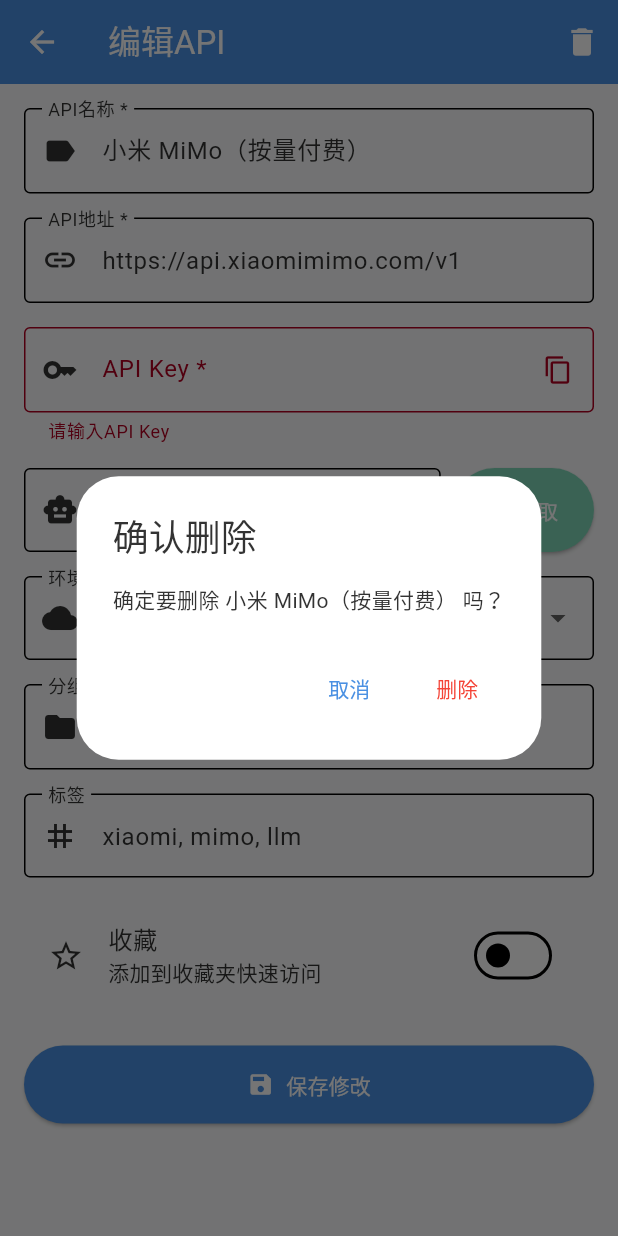
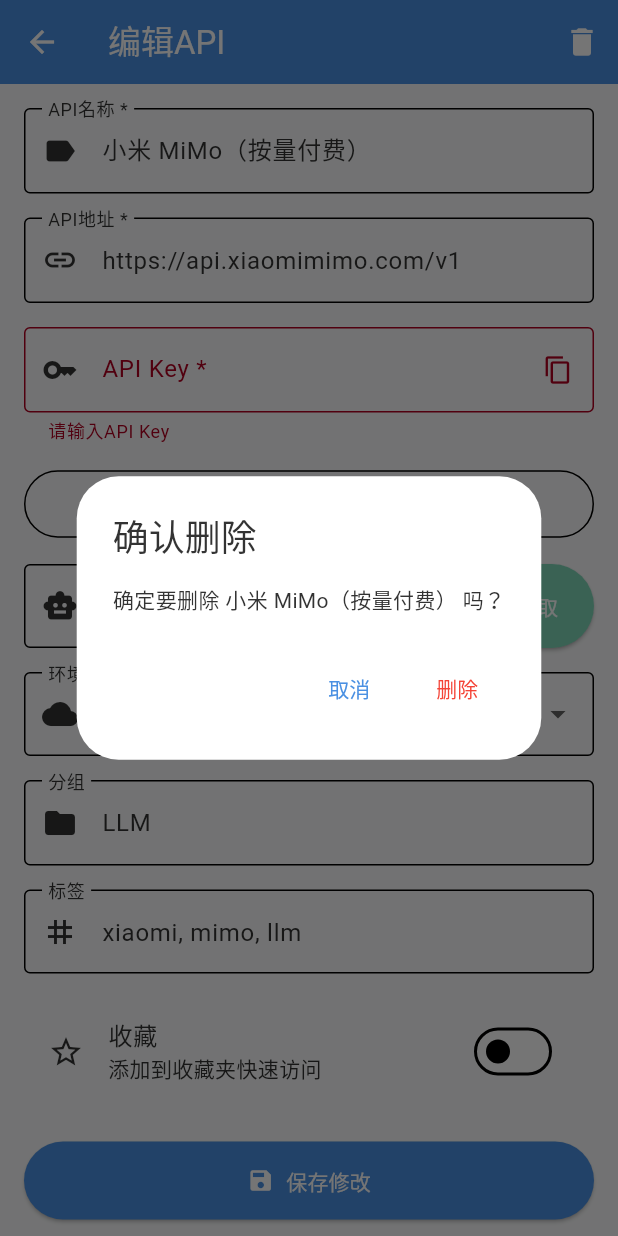
Before and after one commit to yuelangmanle/Apilot, a Flutter app: the ApiFormScreen screen opened directly with sample values from the repository, after a tap on "保存修改", after a tap on the "delete" icon, on a phone screen of 412 x 824 dp. Run offline on Flutter 3.47's test engine with Material 3 defaults, Android fonts, the phone set to English and light mode, and no system bars; our stand-ins replace package_info_plus, qr_flutter, sqflite; accounts and stored records are empty.

Commit message:
fix: 彻底修复获取模型和列表刷新问题
- 重写ApiService，添加API验证功能
- 重写ApiFormScreen，使用Provider中的DatabaseService
- 修复列表刷新：使用provider.addApiConfig/updateApiConfig
- 添加验证API按钮，可检测API是否有效
- 24个测试全部通过

```diff
--- a/lib/features/api_management/screens/api_form_screen.dart
+++ b/lib/features/api_management/screens/api_form_screen.dart
@@ -1,10 +1,11 @@
 import 'package:flutter/material.dart';
 import 'package:flutter/services.dart';
+import 'package:provider/provider.dart';
 import 'package:uuid/uuid.dart';
 import '../../../core/models/api_config.dart';
-import '../../../core/services/database_service.dart';
 import '../../../core/services/api_service.dart';
 import '../../../shared/theme/color_scheme.dart';
+import '../providers/api_provider.dart';
 
 class ApiFormScreen extends StatefulWidget {
   final ApiConfig? apiConfig;
@@ -27,6 +28,8 @@
   bool _isFavorite = false;
   bool _isLoading = false;
   bool _isFetchingModels = false;
+  bool _isValidating = false;
+  String _validationStatus = '';
 
   @override
   void initState() {
@@ -142,6 +145,62 @@
                       },
                     ),
                     const SizedBox(height: 16),
+                    // 验证API按钮
+                    SizedBox(
+                      width: double.infinity,
+                      child: OutlinedButton.icon(
+                        onPressed: _isValidating ? null : _validateApi,
+                        icon: _isValidating
+                          ? const SizedBox(width: 16, height: 16, child: CircularProgressIndicator(strokeWidth: 2))
+                          : const Icon(Icons.verified, size: 18),
+                        label: Text(_isValidating ? '验证中...' : '验证API'),
+                        style: OutlinedButton.styleFrom(
+                          padding: const EdgeInsets.symmetric(vertical: 12),
+                        ),
+                      ),
+                    ),
+                    if (_validationStatus.isNotEmpty) ...[
+                      const SizedBox(height: 8),
+                      Container(
+                        padding: const EdgeInsets.all(12),
+                        decoration: BoxDecoration(
+                          color: _validationStatus.contains('有效') || _validationStatus.contains('成功')
+                            ? AppColors.success.withOpacity(0.1)
+                            : AppColors.error.withOpacity(0.1),
+                          borderRadius: BorderRadius.circular(8),
+                          border: Border.all(
+                            color: _validationStatus.contains('有效') || _validationStatus.contains('成功')
+                              ? AppColors.success
+                              : AppColors.error,
+                          ),
+                        ),
+                        child: Row(
+                          children: [
+                            Icon(
+                              _validationStatus.contains('有效') || _validationStatus.contains('成功')
+                                ? Icons.check_circle
+                                : Icons.error,
+                              color: _validationStatus.contains('有效') || _validationStatus.contains('成功')
+                                ? AppColors.success
+                                : AppColors.error,
+                              size: 20,
+                            ),
+                            const SizedBox(width: 8),
+                            Expanded(
+                              child: Text(
+                                _validationStatus,
+                                style: TextStyle(
+                                  color: _validationStatus.contains('有效') || _validationStatus.contains('成功')
+                                    ? AppColors.success
+                                    : AppColors.error,
+                                ),
+                              ),
+                            ),
+                          ],
+                        ),
+                      ),
+                    ],
+                    const SizedBox(height: 16),
                     Row(
                       children: [
                         Expanded(
@@ -161,7 +220,7 @@
                           child: ElevatedButton.icon(
                             onPressed: _isFetchingModels ? null : _fetchModels,
                             icon: _isFetchingModels
-                              ? const SizedBox(width: 16, height: 16, child: CircularProgressIndicator(strokeWidth: 2))
+                              ? const SizedBox(width: 16, height: 16, child: CircularProgressIndicator(strokeWidth: 2, color: Colors.white))
                               : const Icon(Icons.refresh, size: 18),
                             label: const Text('获取'),
                             style: ElevatedButton.styleFrom(
@@ -244,6 +303,59 @@
     );
   }
 
+  Future<void> _validateApi() async {
+    if (_baseUrlController.text.isEmpty || _apiKeyController.text.isEmpty) {
+      ScaffoldMessenger.of(context).showSnackBar(
+        const SnackBar(
+          content: Text('请先填写 API 地址和 API Key'),
+          backgroundColor: AppColors.warning,
+        ),
+      );
+      return;
+    }
+
+    setState(() {
+      _isValidating = true;
+      _validationStatus = '';
+    });
+
+    try {
+      final apiService = ApiService();
+      final apiConfig = ApiConfig(
+        id: 'temp',
+        name: 'temp',
+        baseUrl: _baseUrlController.text.trim(),
+        apiKey: _apiKeyController.text.trim(),
+        models: [],
+        environment: _environment,
+      );
+
+      final result = await apiService.validateApi(apiConfig);
+
+      if (mounted) {
+        setState(() {
+          _isValidating = false;
+          _validationStatus = result['message'] ?? '验证完成';
+
+          // 如果验证成功且有模型，自动填充
+          if (result['valid'] == true && result['models'] != null) {
+            final models = result['models'] as List<String>;
+            if (models.isNotEmpty) {
+              _modelsController.text = models.join(', ');
+            }
+          }
+        });
+      }
+    } catch (e) {
+      if (mounted) {
+        setState(() {
+          _isValidating = false;
+          _validationStatus = '验证失败: $e';
+        });
+      }
+    }
+  }
+
   Future<void> _fetchModels() async {
     if (_baseUrlController.text.isEmpty || _apiKeyController.text.isEmpty) {
       ScaffoldMessenger.of(context).showSnackBar(
@@ -318,8 +430,7 @@
     });
 
     try {
-      final databaseService = DatabaseService();
-      await databaseService.initialize();
+      final provider = context.read<ApiProvider>();
 
       final models = _modelsController.text
           .split(',')
@@ -347,15 +458,18 @@
       );
 
       if (widget.apiConfig != null) {
-        await databaseService.updateApiConfig(api);
+        await provider.updateApiConfig(api);
       } else {
-        await databaseService.insertApiConfig(api);
+        await provider.addApiConfig(api);
       }
 
-      await databaseService.close();
-
       if (mounted) {
-        // 先返回 true，让列表页面刷新
+        ScaffoldMessenger.of(context).showSnackBar(
+          SnackBar(
+            content: Text(widget.apiConfig != null ? 'API已更新' : 'API已添加'),
+            backgroundColor: AppColors.success,
+          ),
+        );
         Navigator.pop(context, true);
       }
     } catch (e) {
@@ -398,12 +512,16 @@
       });
 
       try {
-        final databaseService = DatabaseService();
-        await databaseService.initialize();
-        await databaseService.deleteApiConfig(widget.apiConfig!.id);
-        await databaseService.close();
+        final provider = context.read<ApiProvider>();
+        await provider.deleteApiConfig(widget.apiConfig!.id);
 
         if (mounted) {
+          ScaffoldMessenger.of(context).showSnackBar(
+            SnackBar(
+              content: Text('已删除 ${widget.apiConfig!.name}'),
+              backgroundColor: AppColors.success,
+            ),
+          );
           Navigator.pop(context, true);
         }
       } catch (e) {
```
Also changed, not shown: lib/core/services/api_service.dart (+150 -124 lines).
